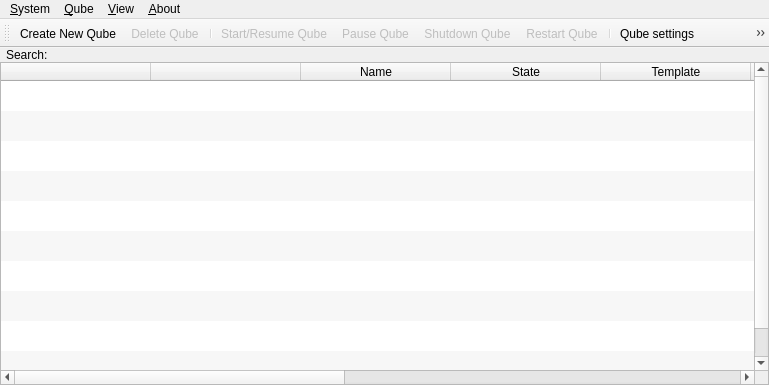
Before: the Qt Designer form ui/qubemanager.ui in QubesOS/qubes-manager, drawn with Qt 5.
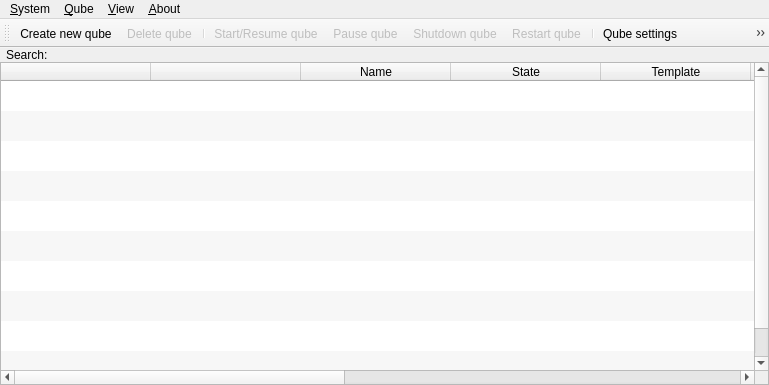
After: the same form once the commit is applied. Icons and pictures are not drawn.

Commit message:
Change spelling from 'Qube' to 'qube'
Everywhere in the Qube Manager, changed spalling from capitalized 'Qube'
to 'qube'.

Diff of the .ui file:
```diff
--- a/ui/qubemanager.ui
+++ b/ui/qubemanager.ui
@@ -380,7 +380,7 @@
      <normaloff>:/createvm.png</normaloff>:/createvm.png</iconset>
    </property>
    <property name="text">
-    <string>Create &amp;New Qube</string>
+    <string>Create &amp;new qube</string>
    </property>
    <property name="toolTip">
     <string>Create a new Qube</string>
@@ -395,7 +395,7 @@
      <normaloff>:/removevm.png</normaloff>:/removevm.png</iconset>
    </property>
    <property name="text">
-    <string>&amp;Delete Qube</string>
+    <string>&amp;Delete qube</string>
    </property>
    <property name="toolTip">
     <string>Remove an existing Qube (must be stopped first)</string>
@@ -410,7 +410,7 @@
      <normaloff>:/resumevm.png</normaloff>:/resumevm.png</iconset>
    </property>
    <property name="text">
-    <string>Start/Resu&amp;me Qube</string>
+    <string>Start/Resu&amp;me qube</string>
    </property>
    <property name="toolTip">
     <string>Start/Resume selected Qube</string>
@@ -425,7 +425,7 @@
      <normaloff>:/pausevm.png</normaloff>:/pausevm.png</iconset>
    </property>
    <property name="text">
-    <string>&amp;Pause Qube</string>
+    <string>&amp;Pause qube</string>
    </property>
    <property name="toolTip">
     <string>Pause selected Qube</string>
@@ -440,7 +440,7 @@
      <normaloff>:/shutdownvm.png</normaloff>:/shutdownvm.png</iconset>
    </property>
    <property name="text">
-    <string>&amp;Shutdown Qube</string>
+    <string>&amp;Shutdown qube</string>
    </property>
    <property name="toolTip">
     <string>Shutdown selected Qube</string>
@@ -455,7 +455,7 @@
      <normaloff>:/restartvm.png</normaloff>:/restartvm.png</iconset>
    </property>
    <property name="text">
-    <string>Restar&amp;t Qube</string>
+    <string>Restar&amp;t qube</string>
    </property>
    <property name="toolTip">
     <string>Restart selected Qube</string>
@@ -485,7 +485,7 @@
      <normaloff>:/updateable.png</normaloff>:/updateable.png</iconset>
    </property>
    <property name="text">
-    <string>&amp;Update Qube</string>
+    <string>&amp;Update qube</string>
    </property>
    <property name="toolTip">
     <string>Update Qube system</string>
@@ -497,7 +497,7 @@
      <normaloff>:/firewall.png</normaloff>:/firewall.png</iconset>
    </property>
    <property name="text">
-    <string>Edit Qube &amp;firewall rules</string>
+    <string>Edit qube &amp;firewall rules</string>
    </property>
    <property name="toolTip">
     <string>Edit Qube firewall rules</string>
@@ -568,7 +568,7 @@
      <normaloff>:/restore.png</normaloff>:/restore.png</iconset>
    </property>
    <property name="text">
-    <string>&amp;Restore Qubes from backup</string>
+    <string>&amp;Restore qubes from backup</string>
    </property>
    <property name="toolTip">
     <string>Restore Qubes from backup</string>
@@ -580,7 +580,7 @@
      <normaloff>:/backup.png</normaloff>:/backup.png</iconset>
    </property>
    <property name="text">
-    <string>&amp;Backup Qubes</string>
+    <string>&amp;Backup qubes</string>
    </property>
    <property name="toolTip">
     <string>Backup Qubes</string>
@@ -827,7 +827,7 @@
      <normaloff>:/outdated.png</normaloff>:/outdated.png</iconset>
    </property>
    <property name="text">
-    <string>Refresh Qube List</string>
+    <string>Refresh qube list</string>
    </property>
    <property name="toolTip">
     <string>Refresh Qube List</string>
```
Left out of the diff: 46 changed lines with no effect on the pictures.
